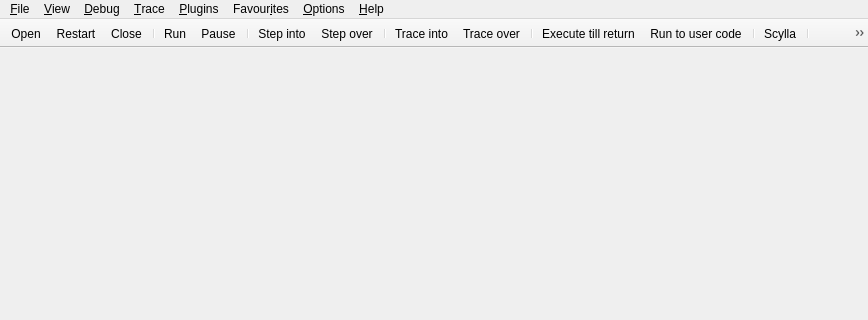
Qt form src/gui/Src/Gui/MainWindow.ui (x64dbg/x64dbg) before a commit; both pictures show x 0 to 868 and y 0 to 320 of the 868 by 600 pixel window.
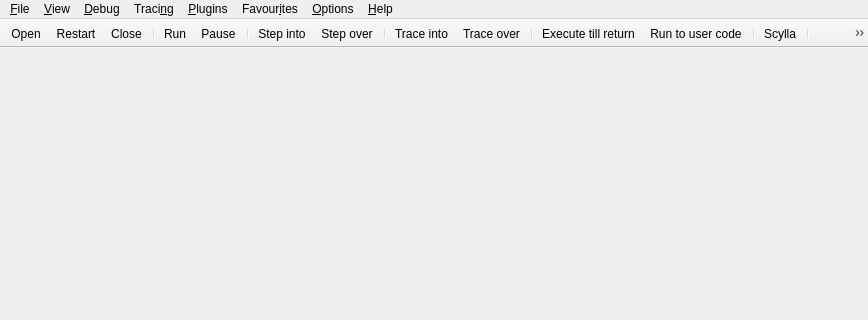
The same form after that commit. Icons and pictures are not drawn.

Commit message: Restore Alt+T hotkey(#2397)

Diff of the .ui file:
```diff
--- a/src/gui/Src/Gui/MainWindow.ui
+++ b/src/gui/Src/Gui/MainWindow.ui
@@ -180,7 +180,7 @@
    </widget>
    <widget class="QMenu" name="menu_Trace">
     <property name="title">
-     <string>&amp;Trace</string>
+     <string>Traci&amp;ng</string>
     </property>
     <widget class="QMenu" name="menuTrace_record">
      <property name="title">
```
